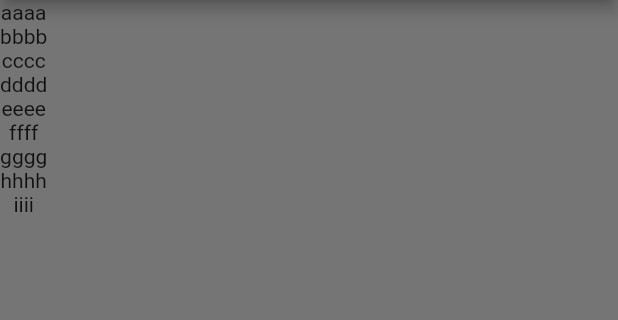
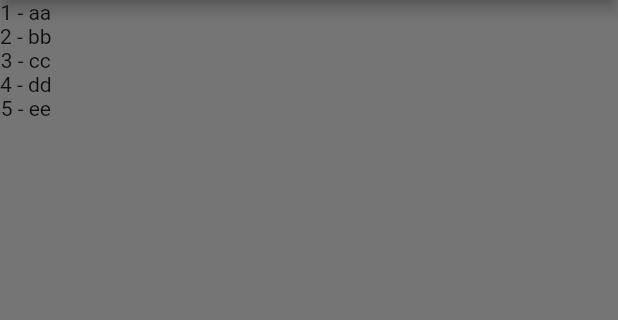
Before and after one commit to flakysob/QuoteList, a Flutter app: the screen it shows after launch, on a phone screen of 412 x 824 dp, the part 84-404 px from its top. Run offline on Flutter 3.47's test engine with Material 2 defaults, Android fonts, the phone set to English and light mode, and no system bars; missing offline and left inert: dart:html.

Commit message:
End of the Chapter 18 (Custom Classes)

```diff
--- a/lib/main.dart
+++ b/lib/main.dart
@@ -1,5 +1,5 @@
 import 'dart:html';
-
+import 'quote.dart';
 import 'package:flutter/material.dart';
 
 void main() => runApp(MaterialApp(
@@ -15,8 +15,13 @@ class QuoteList extends StatefulWidget {
 
 class _QuoteListState extends State<QuoteList> {
 
-  List<String> quotes = [
-    "aaaa","bbbb","cccc","dddd","eeee","ffff","gggg","hhhh","iiii"
+  List<Quote> quotes = [
+    Quote("aa", 1),
+    Quote("bb", 2),
+    Quote("cc", 3),
+    Quote("dd", 4),
+    Quote("ee", 5),
+
   ];
 
   @override
@@ -29,7 +34,7 @@ class _QuoteListState extends State<QuoteList> {
         title: Text("quotes"),
       ),
       body: Column(
-        children: quotes.map((quote) => Text(quote)).toList(),
+        children: quotes.map((quote) => Text("${quote.numberOfProperty} - ${quote.textOfProperty}")).toList(),
       ),
     );
   }
--- /dev/null
+++ b/lib/quote.dart
@@ -0,0 +1,23 @@
+class Quote{
+  late String textOfProperty;
+  late int numberOfProperty;
+
+  Quote(String t, int n){
+    textOfProperty = t;
+    numberOfProperty = n;
+  }
+
+/*
+  Quote({String t, int n}){
+    text = t;
+    number = n;
+  } Same logic, different syntax */
+
+}
+
+/*
+Quote data1 = Quote("aaaa",1);
+Quote data2 = Quote("bbbb",2);
+Quote data3 = Quote("cccc",3);
+Quote data4 = Quote("dddd",4);
+*/
```
